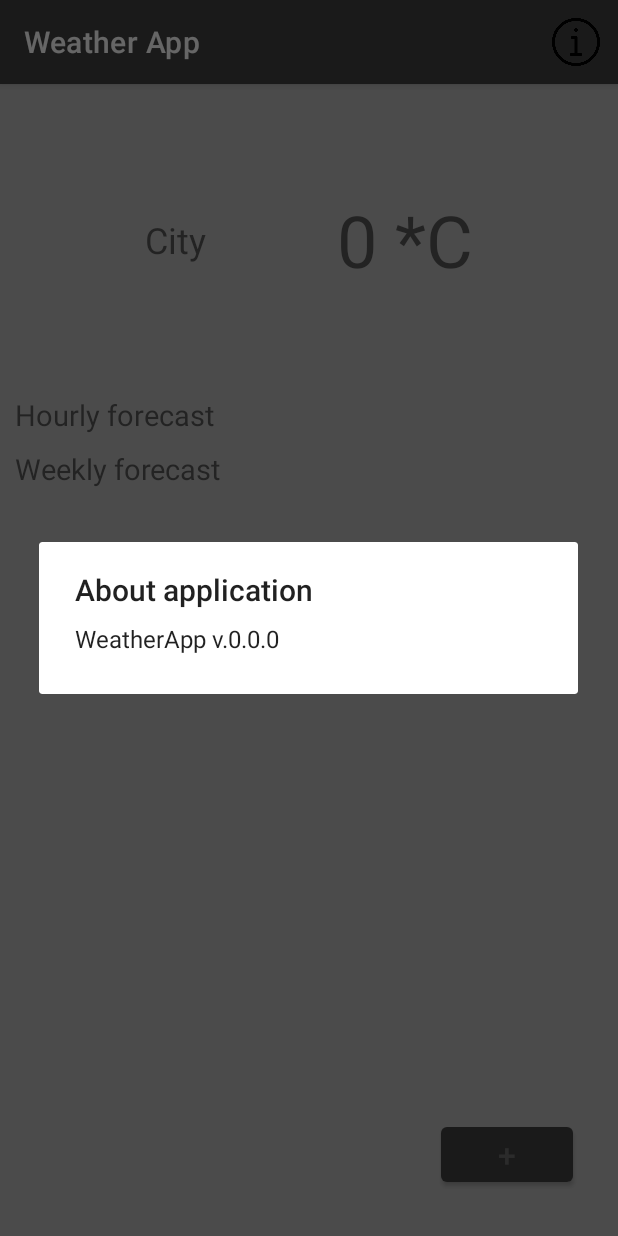
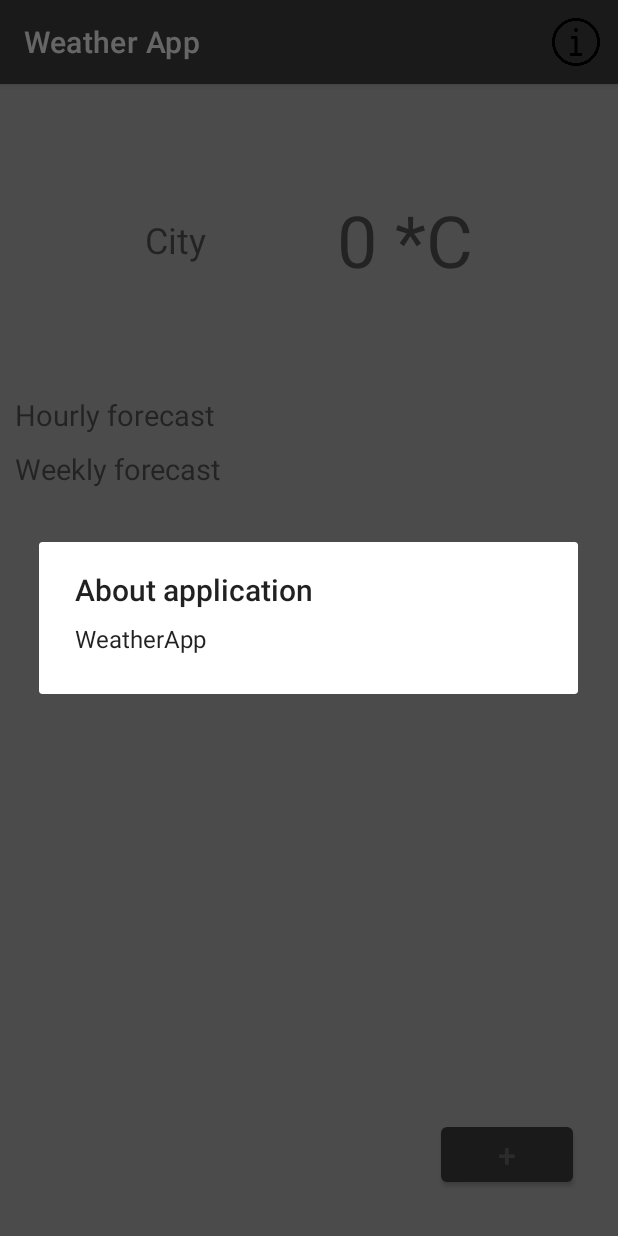
Before and after one commit to scolotin/android1, an Android app: the screen it shows after launch (MainActivity), in the side drawer, after a tap on "About application", on a phone screen of 412 x 824 dp. Run offline under Robolectric (Android 15) with nearby library versions, the phone set to English and light mode, and no system bars.

Commit message:
Удалены закоментированный код и указание версии в строковых ресурсах

```diff
--- a/app/src/main/res/menu/add_city_menu.xml
+++ b/app/src/main/res/menu/add_city_menu.xml
@@ -10,10 +10,4 @@
         android:orderInCategory="1"
         app:showAsAction="always"/>
 
-<!--    <item-->
-<!--        android:id="@+id/add_city_settings"-->
-<!--        android:title="@string/add_city_settings"-->
-<!--        android:orderInCategory="2"-->
-<!--        app:showAsAction="ifRoom"/>-->
-
 </menu>
--- a/app/src/main/res/values-night/strings.xml
+++ b/app/src/main/res/values-night/strings.xml
@@ -29,5 +29,5 @@
     <string name="about_app">About application</string>
     <string name="navigation_drawer_open">Open</string>
     <string name="navigation_drawer_close">Close</string>
-    <string name="about_text">WeatherApp v.0.0.0</string>
+    <string name="about_text">WeatherApp</string>
 </resources>
--- a/app/src/main/res/values-ru-night/strings.xml
+++ b/app/src/main/res/values-ru-night/strings.xml
@@ -29,5 +29,5 @@
     <string name="about_app">О приложении</string>
     <string name="navigation_drawer_open">Открыть</string>
     <string name="navigation_drawer_close">Закрыть</string>
-    <string name="about_text">WeatherApp v.0.0.0</string>
+    <string name="about_text">WeatherApp</string>
 </resources>
--- a/app/src/main/res/values/strings.xml
+++ b/app/src/main/res/values/strings.xml
@@ -29,5 +29,5 @@
     <string name="about_app">About application</string>
     <string name="navigation_drawer_open">Open</string>
     <string name="navigation_drawer_close">Close</string>
-    <string name="about_text">WeatherApp v.0.0.0</string>
+    <string name="about_text">WeatherApp</string>
 </resources>
```
Also changed, not shown: app/src/main/res/layout/detailed_info_fragment.xml (+0 -10 lines), 1 other file.
